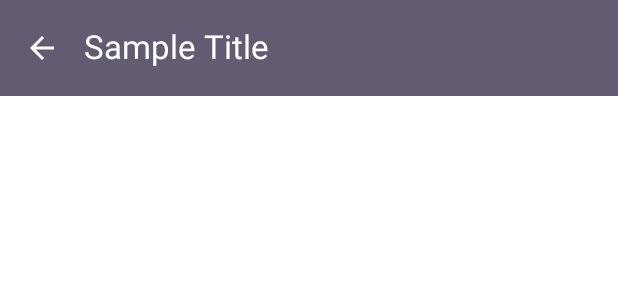
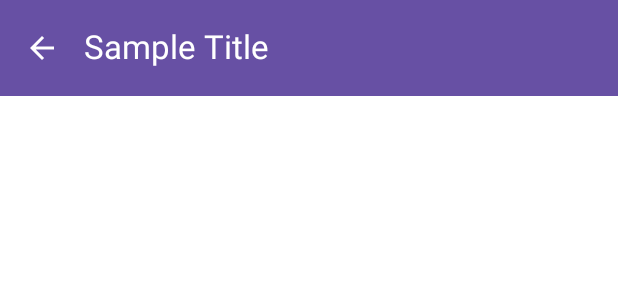
Before and after one commit to carl-deleon/rekto, an Android app built with Jetpack Compose: the @Preview function MovieDetailTopAppBarPreview, on a phone screen of 412 x 824 dp. Shown: the top 300 px of the screen. Run offline under Robolectric (Android 15) with nearby library versions, the phone set to English and light mode, and no system bars.

Commit message:
Update TopAppBar colors

```diff
--- a/app/src/main/java/com/scccrt/rekto/ui/feature/movie/detail/composables/MovieDetailTopAppBar.kt
+++ b/app/src/main/java/com/scccrt/rekto/ui/feature/movie/detail/composables/MovieDetailTopAppBar.kt
@@ -35,7 +35,7 @@ fun MovieDetailTopAppBar(
                 )
             }
         },
-        colors = TopAppBarDefaults.topAppBarColors(containerColor = MaterialTheme.colorScheme.secondary)
+        colors = TopAppBarDefaults.topAppBarColors(containerColor = MaterialTheme.colorScheme.primary)
     )
 }
 
--- a/app/src/main/java/com/scccrt/rekto/ui/feature/movie/search/composables/SearchTopAppBar.kt
+++ b/app/src/main/java/com/scccrt/rekto/ui/feature/movie/search/composables/SearchTopAppBar.kt
@@ -18,7 +18,7 @@ fun SearchTopAppBar() {
                 color = MaterialTheme.colorScheme.onPrimary
             )
         },
-        colors = TopAppBarDefaults.topAppBarColors(containerColor = MaterialTheme.colorScheme.secondary)
+        colors = TopAppBarDefaults.topAppBarColors(containerColor = MaterialTheme.colorScheme.primary)
     )
 }
 
```
